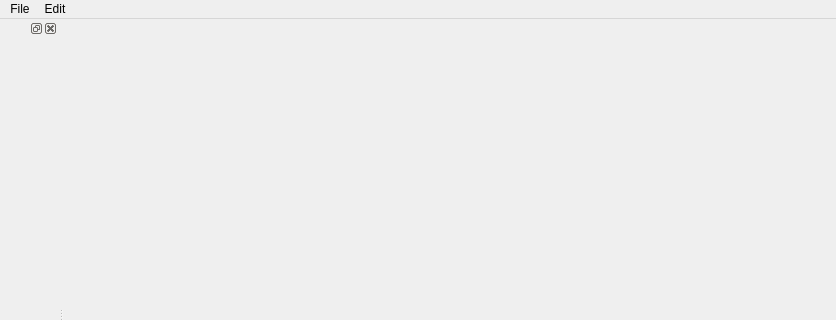
Above: oat/views/ui/ui_main_window.ui from Oli4/oat before the change; both pictures show x 0 to 836 and y 0 to 320 of the 836 by 637 pixel window. Below: the same form after it.
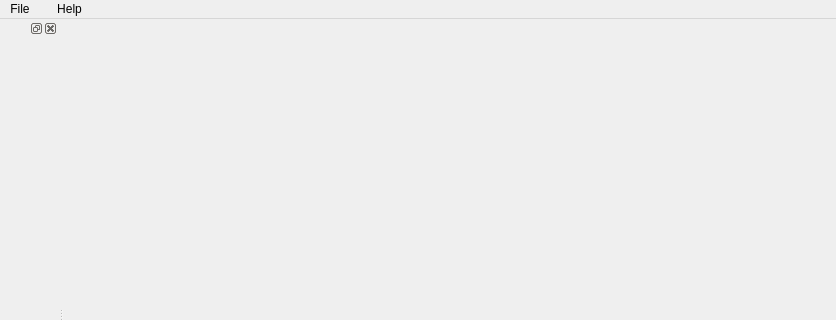
That is the form after the change. Icons and pictures are not drawn.

Commit message: Many changes; Added Help and tooltips; NIR upload; Spline Tool improvements; Shortcuts; Linked Scene Tabs; Type specific default tool;

```diff
--- a/oat/views/ui/ui_main_window.ui
+++ b/oat/views/ui/ui_main_window.ui
@@ -46,14 +46,32 @@
     <addaction name="actionExport"/>
    </widget>
    <widget class="QMenu" name="menuEdit">
+    <property name="enabled">
+     <bool>false</bool>
+    </property>
+    <property name="tearOffEnabled">
+     <bool>false</bool>
+    </property>
     <property name="title">
-     <string>Edit</string>
+     <string/>
     </property>
     <addaction name="actionUndo"/>
     <addaction name="actionRedo"/>
    </widget>
+   <widget class="QMenu" name="menuHelp">
+    <property name="title">
+     <string>Help</string>
+    </property>
+    <addaction name="actionIntroduction"/>
+    <addaction name="actionLayerAnnotationGuide"/>
+    <addaction name="actionAreaAnnotationGuide"/>
+    <addaction name="actionRegistrationGuide"/>
+    <addaction name="separator"/>
+    <addaction name="actionShortcutSheet"/>
+   </widget>
    <addaction name="menuFile"/>
    <addaction name="menuEdit"/>
+   <addaction name="menuHelp"/>
   </widget>
   <widget class="QStatusBar" name="statusbar"/>
   <widget class="QDockWidget" name="navigationDock">
```
Left out of the diff: 39 changed lines with no effect on the pictures. The commit also changes 34 other files.
